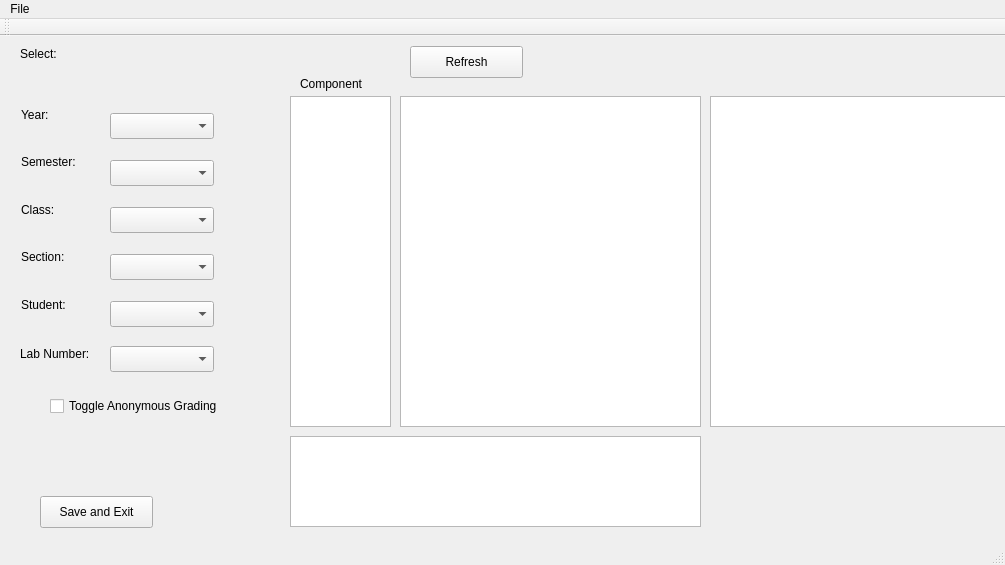
Qt form repo_project/MainMenuGUI/mainmenugui.ui (tokorealand/CS205) before a commit.
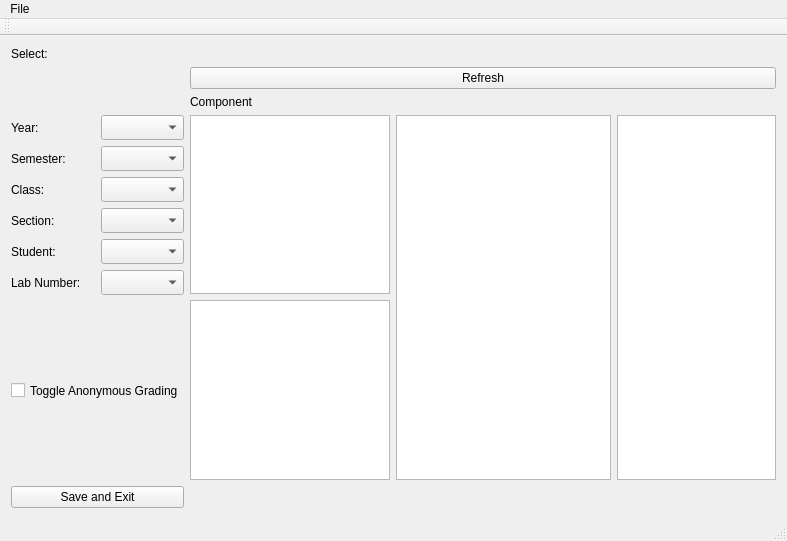
The same form after that commit.

The edit to the form file:
```diff
--- a/repo_project/MainMenuGUI/mainmenugui.ui
+++ b/repo_project/MainMenuGUI/mainmenugui.ui
@@ -6,265 +6,372 @@
    <rect>
     <x>0</x>
     <y>0</y>
-    <width>1005</width>
-    <height>565</height>
+    <width>787</width>
+    <height>541</height>
    </rect>
   </property>
+  <property name="sizePolicy">
+   <sizepolicy hsizetype="Preferred" vsizetype="Expanding">
+    <horstretch>0</horstretch>
+    <verstretch>0</verstretch>
+   </sizepolicy>
+  </property>
   <property name="windowTitle">
    <string>MainMenuGUI</string>
   </property>
   <widget class="QWidget" name="centralWidget">
+   <layout class="QGridLayout" name="gridLayout">
+    <item row="0" column="0">
    <widget class="QLabel" name="label">
-    <property name="geometry">
-     <rect>
-      <x>20</x>
-      <y>10</y>
-      <width>51</width>
-      <height>16</height>
-     </rect>
-    </property>
     <property name="text">
      <string>Select:</string>
     </property>
    </widget>
-   <widget class="QComboBox" name="yearSelect">
-    <property name="geometry">
-     <rect>
-      <x>110</x>
-      <y>77</y>
-      <width>104</width>
-      <height>26</height>
-     </rect>
-    </property>
-   </widget>
+    </item>
+    <item row="1" column="1">
+     <widget class="QPushButton" name="Refresh">
+      <property name="text">
+       <string>Refresh</string>
+      </property>
+     </widget>
+    </item>
+    <item row="2" column="1">
+     <widget class="QLabel" name="label_8">
+      <property name="text">
+       <string>Component</string>
+      </property>
+     </widget>
+    </item>
+    <item row="3" column="0">
+     <layout class="QVBoxLayout" name="verticalLayout_2">
+      <item>
+       <layout class="QVBoxLayout" name="verticalLayout">
+        <item>
+         <layout class="QHBoxLayout" name="horizontalLayout_6">
+          <item>
    <widget class="QLabel" name="label_2">
-    <property name="geometry">
-     <rect>
-      <x>21</x>
-      <y>71</y>
-      <width>32</width>
-      <height>16</height>
-     </rect>
+            <property name="sizePolicy">
+             <sizepolicy hsizetype="Fixed" vsizetype="Preferred">
+              <horstretch>0</horstretch>
+              <verstretch>0</verstretch>
+             </sizepolicy>
+            </property>
+            <property name="maximumSize">
+             <size>
+              <width>1000</width>
+              <height>1000</height>
+             </size>
     </property>
     <property name="text">
      <string>Year:</string>
     </property>
    </widget>
+          </item>
+          <item>
+           <widget class="QComboBox" name="yearSelect">
+            <property name="sizePolicy">
+             <sizepolicy hsizetype="Fixed" vsizetype="Fixed">
+              <horstretch>0</horstretch>
+              <verstretch>0</verstretch>
+             </sizepolicy>
+            </property>
+            <property name="maximumSize">
+             <size>
+              <width>1000</width>
+              <height>1000</height>
+             </size>
+            </property>
+           </widget>
+          </item>
+         </layout>
+        </item>
+        <item>
+         <layout class="QHBoxLayout" name="horizontalLayout_5">
+          <item>
    <widget class="QLabel" name="label_3">
-    <property name="geometry">
-     <rect>
-      <x>21</x>
-      <y>118</y>
-      <width>62</width>
-      <height>16</height>
-     </rect>
+            <property name="sizePolicy">
+             <sizepolicy hsizetype="Fixed" vsizetype="Preferred">
+              <horstretch>0</horstretch>
+              <verstretch>0</verstretch>
+             </sizepolicy>
+            </property>
+            <property name="maximumSize">
+             <size>
+              <width>1000</width>
+              <height>1000</height>
+             </size>
     </property>
     <property name="text">
      <string>Semester:</string>
     </property>
    </widget>
+          </item>
+          <item>
+           <widget class="QComboBox" name="semesterSelect">
+            <property name="sizePolicy">
+             <sizepolicy hsizetype="Fixed" vsizetype="Fixed">
+              <horstretch>0</horstretch>
+              <verstretch>0</verstretch>
+             </sizepolicy>
+            </property>
+            <property name="maximumSize">
+             <size>
+              <width>1000</width>
+              <height>1000</height>
+             </size>
+            </property>
+           </widget>
+          </item>
+         </layout>
+        </item>
+        <item>
+         <layout class="QHBoxLayout" name="horizontalLayout_4">
+          <item>
    <widget class="QLabel" name="label_4">
-    <property name="geometry">
-     <rect>
-      <x>21</x>
-      <y>166</y>
-      <width>37</width>
-      <height>16</height>
-     </rect>
+            <property name="sizePolicy">
+             <sizepolicy hsizetype="Fixed" vsizetype="Preferred">
+              <horstretch>0</horstretch>
+              <verstretch>0</verstretch>
+             </sizepolicy>
+            </property>
+            <property name="maximumSize">
+             <size>
+              <width>1000</width>
+              <height>1000</height>
+             </size>
     </property>
     <property name="text">
      <string>Class:</string>
     </property>
    </widget>
+          </item>
+          <item>
+           <widget class="QComboBox" name="classSelect">
+            <property name="sizePolicy">
+             <sizepolicy hsizetype="Fixed" vsizetype="Fixed">
+              <horstretch>0</horstretch>
+              <verstretch>0</verstretch>
+             </sizepolicy>
+            </property>
+            <property name="maximumSize">
+             <size>
+              <width>1000</width>
+              <height>1000</height>
+             </size>
+            </property>
+           </widget>
+          </item>
+         </layout>
+        </item>
+        <item>
+         <layout class="QHBoxLayout" name="horizontalLayout_3">
+          <item>
    <widget class="QLabel" name="label_5">
-    <property name="geometry">
-     <rect>
-      <x>21</x>
-      <y>213</y>
-      <width>50</width>
-      <height>16</height>
-     </rect>
+            <property name="sizePolicy">
+             <sizepolicy hsizetype="Fixed" vsizetype="Preferred">
+              <horstretch>0</horstretch>
+              <verstretch>0</verstretch>
+             </sizepolicy>
+            </property>
+            <property name="maximumSize">
+             <size>
+              <width>1000</width>
+              <height>1000</height>
+             </size>
     </property>
     <property name="text">
      <string>Section:</string>
     </property>
    </widget>
+          </item>
+          <item>
+           <widget class="QComboBox" name="sectionSelect">
+            <property name="sizePolicy">
+             <sizepolicy hsizetype="Fixed" vsizetype="Fixed">
+              <horstretch>0</horstretch>
+              <verstretch>0</verstretch>
+             </sizepolicy>
+            </property>
+            <property name="maximumSize">
+             <size>
+              <width>1000</width>
+              <height>1000</height>
+             </size>
+            </property>
+           </widget>
+          </item>
+         </layout>
+        </item>
+        <item>
+         <layout class="QHBoxLayout" name="horizontalLayout_2">
+          <item>
    <widget class="QLabel" name="label_6">
-    <property name="geometry">
-     <rect>
-      <x>21</x>
-      <y>261</y>
-      <width>52</width>
-      <height>16</height>
-     </rect>
+            <property name="sizePolicy">
+             <sizepolicy hsizetype="Fixed" vsizetype="Preferred">
+              <horstretch>0</horstretch>
+              <verstretch>0</verstretch>
+             </sizepolicy>
+            </property>
+            <property name="maximumSize">
+             <size>
+              <width>1000</width>
+              <height>1000</height>
+             </size>
     </property>
     <property name="text">
      <string>Student:</string>
     </property>
    </widget>
+          </item>
+          <item>
+           <widget class="QComboBox" name="studentSelect">
+            <property name="sizePolicy">
+             <sizepolicy hsizetype="Fixed" vsizetype="Fixed">
+              <horstretch>0</horstretch>
+              <verstretch>0</verstretch>
+             </sizepolicy>
+            </property>
+            <property name="maximumSize">
+             <size>
+              <width>1000</width>
+              <height>1000</height>
+             </size>
+            </property>
+           </widget>
+          </item>
+         </layout>
+        </item>
+        <item>
+         <layout class="QHBoxLayout" name="horizontalLayout">
+          <item>
    <widget class="QLabel" name="label_7">
-    <property name="geometry">
-     <rect>
-      <x>20</x>
-      <y>310</y>
-      <width>81</width>
-      <height>16</height>
-     </rect>
+            <property name="sizePolicy">
+             <sizepolicy hsizetype="Fixed" vsizetype="Preferred">
+              <horstretch>0</horstretch>
+              <verstretch>0</verstretch>
+             </sizepolicy>
+            </property>
+            <property name="maximumSize">
+             <size>
+              <width>1000</width>
+              <height>1000</height>
+             </size>
     </property>
     <property name="text">
      <string>Lab Number:</string>
     </property>
    </widget>
-   <widget class="QLabel" name="label_8">
-    <property name="geometry">
-     <rect>
-      <x>300</x>
-      <y>40</y>
-      <width>91</width>
-      <height>16</height>
-     </rect>
-    </property>
-    <property name="text">
-     <string>Component</string>
-    </property>
-   </widget>
-   <widget class="QListWidget" name="disjava">
-    <property name="geometry">
-     <rect>
-      <x>400</x>
-      <y>60</y>
-      <width>301</width>
-      <height>331</height>
-     </rect>
-    </property>
-   </widget>
-   <widget class="QListWidget" name="componentSelect">
-    <property name="geometry">
-     <rect>
-      <x>290</x>
-      <y>60</y>
-      <width>101</width>
-      <height>331</height>
-     </rect>
-    </property>
-   </widget>
-   <widget class="QListWidget" name="discomment">
-    <property name="geometry">
-     <rect>
-      <x>290</x>
-      <y>400</y>
-      <width>411</width>
-      <height>91</height>
-     </rect>
-    </property>
-   </widget>
-   <widget class="QComboBox" name="semesterSelect">
-    <property name="geometry">
-     <rect>
-      <x>110</x>
-      <y>124</y>
-      <width>104</width>
-      <height>26</height>
-     </rect>
-    </property>
-   </widget>
+          </item>
+          <item>
+           <widget class="QComboBox" name="labSelect">
+            <property name="sizePolicy">
+             <sizepolicy hsizetype="Fixed" vsizetype="Fixed">
+              <horstretch>0</horstretch>
+              <verstretch>0</verstretch>
+             </sizepolicy>
+            </property>
+            <property name="maximumSize">
+             <size>
+              <width>1000</width>
+              <height>1000</height>
+             </size>
+            </property>
+           </widget>
+          </item>
+         </layout>
+        </item>
+       </layout>
+      </item>
+      <item>
    <widget class="QCheckBox" name="checkBox">
-    <property name="geometry">
-     <rect>
-      <x>50</x>
-      <y>360</y>
-      <width>201</width>
-      <height>20</height>
-     </rect>
+        <property name="sizePolicy">
+         <sizepolicy hsizetype="Fixed" vsizetype="Fixed">
+          <horstretch>0</horstretch>
+          <verstretch>0</verstretch>
+         </sizepolicy>
+        </property>
+        <property name="maximumSize">
+         <size>
+          <width>1000</width>
+          <height>1000</height>
+         </size>
     </property>
     <property name="text">
      <string>Toggle Anonymous Grading</string>
     </property>
    </widget>
-   <widget class="QComboBox" name="classSelect">
-    <property name="geometry">
-     <rect>
-      <x>110</x>
-      <y>171</y>
-      <width>104</width>
-      <height>26</height>
-     </rect>
-    </property>
-   </widget>
-   <widget class="QComboBox" name="sectionSelect">
-    <property name="geometry">
-     <rect>
-      <x>110</x>
-      <y>218</y>
-      <width>104</width>
-      <height>26</height>
-     </rect>
-    </property>
-   </widget>
-   <widget class="QComboBox" name="studentSelect">
-    <property name="geometry">
-     <rect>
-      <x>110</x>
-      <y>265</y>
-      <width>104</width>
-      <height>26</height>
-     </rect>
-    </property>
-   </widget>
-   <widget class="QPushButton" name="Refresh">
-    <property name="geometry">
-     <rect>
-      <x>410</x>
-      <y>10</y>
-      <width>113</width>
-      <height>32</height>
-     </rect>
-    </property>
-    <property name="text">
-     <string>Refresh</string>
-    </property>
-   </widget>
-   <widget class="QComboBox" name="labSelect">
-    <property name="geometry">
-     <rect>
-      <x>110</x>
-      <y>310</y>
-      <width>104</width>
-      <height>26</height>
-     </rect>
-    </property>
-   </widget>
+      </item>
+     </layout>
+    </item>
+    <item row="3" column="1">
+     <layout class="QHBoxLayout" name="horizontalLayout_7">
+      <item>
+       <layout class="QVBoxLayout" name="verticalLayout_3">
+        <item>
+         <widget class="QListWidget" name="componentSelect">
+          <property name="sizePolicy">
+           <sizepolicy hsizetype="Fixed" vsizetype="Expanding">
+            <horstretch>0</horstretch>
+            <verstretch>0</verstretch>
+           </sizepolicy>
+          </property>
+          <property name="maximumSize">
+           <size>
+            <width>200</width>
+            <height>16777215</height>
+           </size>
+          </property>
+         </widget>
+        </item>
+        <item>
+         <widget class="QListWidget" name="discomment">
+          <property name="sizePolicy">
+           <sizepolicy hsizetype="Fixed" vsizetype="Expanding">
+            <horstretch>0</horstretch>
+            <verstretch>0</verstretch>
+           </sizepolicy>
+          </property>
+          <property name="maximumSize">
+           <size>
+            <width>200</width>
+            <height>16777215</height>
+           </size>
+          </property>
+         </widget>
+        </item>
+       </layout>
+      </item>
+      <item>
+       <widget class="QListWidget" name="disjava"/>
+      </item>
+      <item>
+       <widget class="QListWidget" name="disrubric">
+        <property name="maximumSize">
+         <size>
+          <width>200</width>
+          <height>16777215</height>
+         </size>
+        </property>
+       </widget>
+      </item>
+     </layout>
+    </item>
+    <item row="4" column="0">
    <widget class="QPushButton" name="saveAndExit">
-    <property name="geometry">
-     <rect>
-      <x>40</x>
-      <y>460</y>
-      <width>113</width>
-      <height>32</height>
-     </rect>
-    </property>
     <property name="text">
      <string>Save and Exit</string>
     </property>
    </widget>
-   <widget class="QListWidget" name="disrubric">
-    <property name="geometry">
-     <rect>
-      <x>710</x>
-      <y>60</y>
-      <width>301</width>
-      <height>331</height>
-     </rect>
-    </property>
-   </widget>
+    </item>
+   </layout>
   </widget>
   <widget class="QMenuBar" name="menuBar">
    <property name="geometry">
     <rect>
      <x>0</x>
      <y>0</y>
-     <width>1005</width>
-     <height>22</height>
+     <width>787</width>
+     <height>19</height>
     </rect>
    </property>
    <property name="nativeMenuBar">
```
Lines whose indentation alone changed are shown as unchanged.
